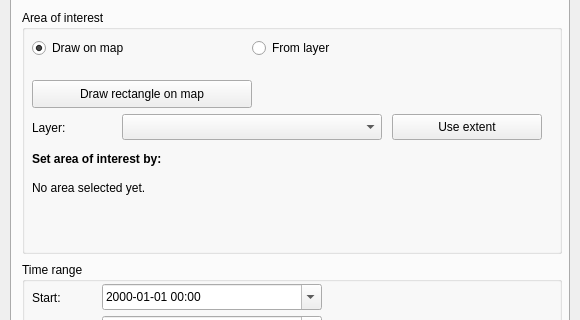
Before: the Qt Designer form geobridge_plugin_dialog_base.ui in ECMWFCode4Earth/geobridge-qgis, drawn with Qt 5; both pictures show x 0 to 580 and y 238 to 558 of the 580 by 950 pixel window.
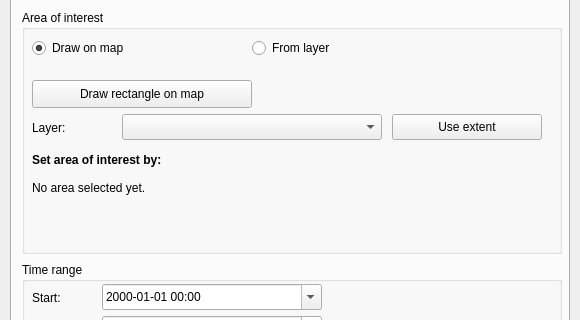
After: the same form once the commit is applied. The open tabs and pages were chosen to show the change.

Commit message: fix: bold-label overlap on Linux (AOI section, current-timestep label), v0.1.23

Patch:
```diff
--- a/geobridge_plugin_dialog_base.ui
+++ b/geobridge_plugin_dialog_base.ui
@@ -215,10 +215,11 @@
 
      <widget class="QLabel" name="lbl_aoi_method">
       <property name="geometry">
-       <rect><x>10</x><y>140</y><width>300</width><height>18</height></rect>
+       <rect><x>10</x><y>140</y><width>520</width><height>20</height></rect>
       </property>
       <property name="text"><string>Set area of interest by:</string></property>
       <property name="font"><font><bold>true</bold></font></property>
+      <property name="wordWrap"><bool>true</bool></property>
      </widget>
 
      <widget class="QLabel" name="lbl_aoi_bbox">
```
Left out of the diff: 1 changed line with no effect on the pictures. The commit also changes 2 other files.
